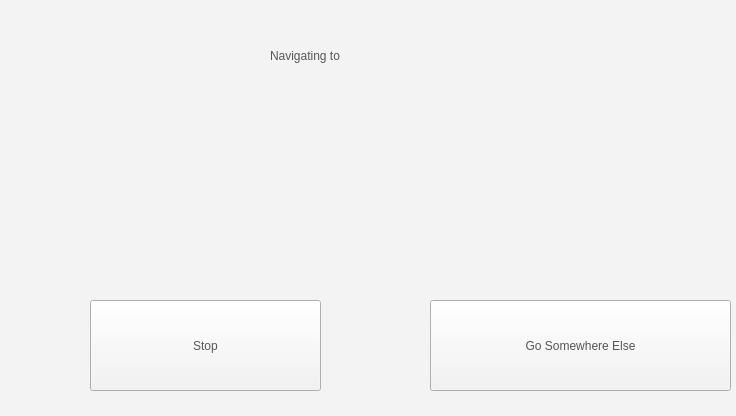
This is ui/the.ui in yussefsoudan/sdp-ian as Qt 5 draws it before an edit. The edited form follows.
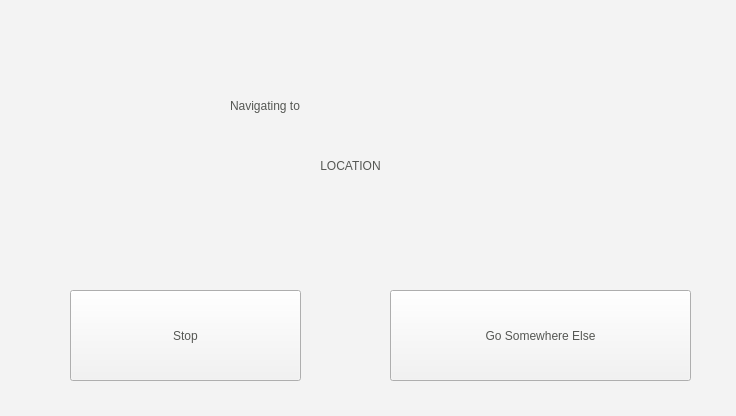
This is the edited form. The open tabs and pages were chosen to show the change. Icons and pictures are not drawn.

Diff of the .ui file:
```diff
--- a/ui/the.ui
+++ b/ui/the.ui
@@ -624,8 +624,8 @@
    <widget class="QLabel" name="navigating_to_label1">
     <property name="geometry">
      <rect>
-      <x>270</x>
-      <y>30</y>
+      <x>230</x>
+      <y>80</y>
       <width>241</width>
       <height>51</height>
      </rect>
@@ -641,8 +641,8 @@
    <widget class="QPushButton" name="cancel_navigation">
     <property name="geometry">
      <rect>
-      <x>90</x>
-      <y>300</y>
+      <x>70</x>
+      <y>290</y>
       <width>231</width>
       <height>91</height>
      </rect>
@@ -658,8 +658,8 @@
    <widget class="QPushButton" name="go_somewhere_else">
     <property name="geometry">
      <rect>
-      <x>430</x>
-      <y>300</y>
+      <x>390</x>
+      <y>290</y>
       <width>301</width>
       <height>91</height>
      </rect>
@@ -675,8 +675,8 @@
    <widget class="QLabel" name="navigating_to_label2">
     <property name="geometry">
      <rect>
-      <x>230</x>
-      <y>80</y>
+      <x>190</x>
+      <y>130</y>
       <width>321</width>
       <height>71</height>
      </rect>
@@ -686,7 +686,7 @@
 color: rgb(85, 87, 83);</string>
     </property>
     <property name="text">
-     <string/>
+     <string>LOCATION</string>
     </property>
     <property name="alignment">
      <set>Qt::AlignCenter</set>
```
Left out of the diff: 48 changed lines with no effect on the pictures.
